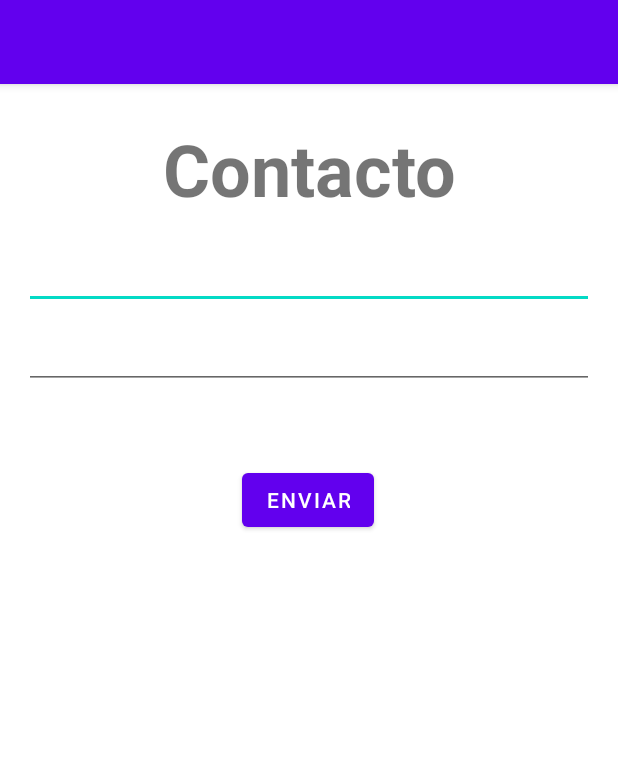
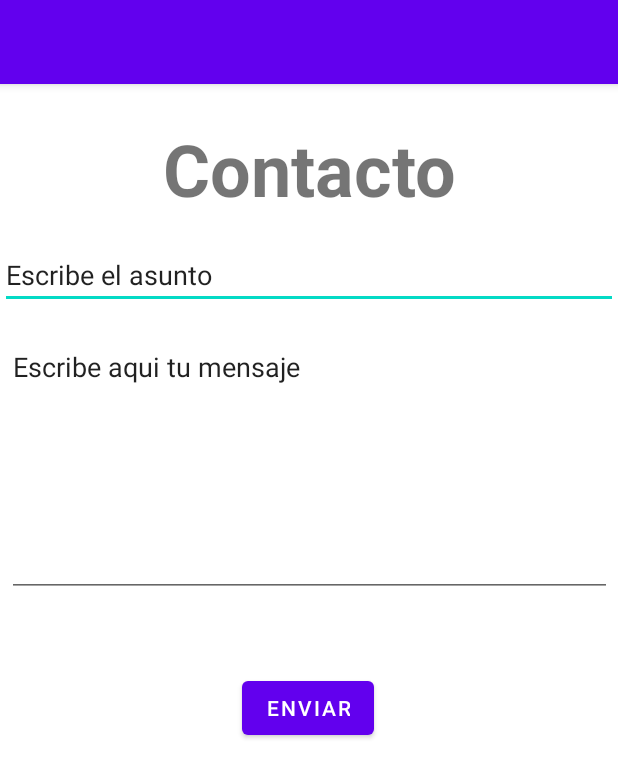
Before and after one commit to LBanda/BeHappy, an Android app: the Contacto screen opened directly, with no data from a screen before it, on a phone screen of 412 x 824 dp. Shown: the top 778 px of the screen. Run offline under Robolectric (Android 15) with nearby library versions, the phone set to English and light mode, and no system bars.

Commit message:
intento contacto

```diff
--- a/app/src/main/java/mx/itesm/equipo2/behappy/Contacto.kt
+++ b/app/src/main/java/mx/itesm/equipo2/behappy/Contacto.kt
@@ -1,11 +1,39 @@
 package mx.itesm.equipo2.behappy
 
+import android.content.Intent
+import android.net.Uri
 import androidx.appcompat.app.AppCompatActivity
 import android.os.Bundle
+import android.widget.Toast
+import mx.itesm.equipo2.behappy.databinding.ActivityContactoBinding
 
 class Contacto : AppCompatActivity() {
+
+    lateinit var binding: ActivityContactoBinding
     override fun onCreate(savedInstanceState: Bundle?) {
         super.onCreate(savedInstanceState)
-        setContentView(R.layout.activity_contacto)
+        binding = ActivityContactoBinding.inflate(layoutInflater)
+        setContentView(binding.root)
+
+        binding.btnSend.setOnClickListener {
+
+            val email = "A01610329@tec.mx"
+            val message = binding.txtTexto.text.toString()
+            val subject = binding.subject.text.toString()
+
+            val intent = Intent(Intent.ACTION_SENDTO).apply {
+                data = Uri.parse("mailto:")
+                putExtra(Intent.EXTRA_EMAIL,email)
+                putExtra(Intent.EXTRA_SUBJECT,subject)
+                putExtra(Intent.EXTRA_TEXT,message)
+            }
+
+            if (intent.resolveActivity(packageManager) != null){
+                startActivity(intent)
+            }
+            else{
+                Toast.makeText(this@Contacto, "Aplicacion requerida para enviar el correo no instalada", Toast.LENGTH_SHORT).show()
+            }
+        }
     }
 }
--- a/app/src/main/res/layout/activity_contacto.xml
+++ b/app/src/main/res/layout/activity_contacto.xml
@@ -30,31 +30,32 @@
             app:layout_constraintTop_toTopOf="parent" />
 
         <EditText
-            android:id="@+id/txtEmail"
+            android:id="@+id/subject"
             android:layout_width="0dp"
             android:layout_height="wrap_content"
-            android:layout_marginStart="16dp"
             android:layout_marginTop="16dp"
-            android:layout_marginEnd="16dp"
             android:ems="10"
-            android:inputType="textEmailAddress"
+            android:inputType="textPersonName"
+            android:text="Escribe el asunto"
             app:layout_constraintEnd_toEndOf="parent"
+            app:layout_constraintHorizontal_bias="0.5"
             app:layout_constraintStart_toStartOf="parent"
             app:layout_constraintTop_toBottomOf="@+id/txtContacto" />
 
         <EditText
             android:id="@+id/txtTexto"
-            android:layout_width="0dp"
-            android:layout_height="wrap_content"
+            android:layout_width="403dp"
+            android:layout_height="176dp"
             android:layout_marginStart="16dp"
-            android:layout_marginTop="8dp"
+            android:layout_marginTop="16dp"
             android:layout_marginEnd="16dp"
             android:ems="10"
             android:gravity="start|top"
             android:inputType="textMultiLine"
+            android:text="Escribe aqui tu mensaje"
             app:layout_constraintEnd_toEndOf="parent"
             app:layout_constraintStart_toStartOf="parent"
-            app:layout_constraintTop_toBottomOf="@+id/txtEmail" />
+            app:layout_constraintTop_toBottomOf="@+id/subject" />
 
         <Button
             android:id="@+id/btnSend"
```
